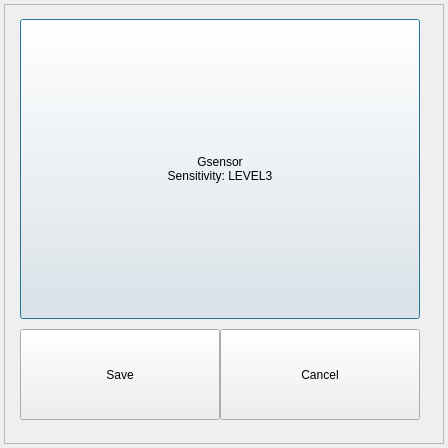
Old version of the form gui/mainwidget/src/dvrsetup/device/gsensor/gsensordialog.ui in the repository yjsin-emastec/neptune.
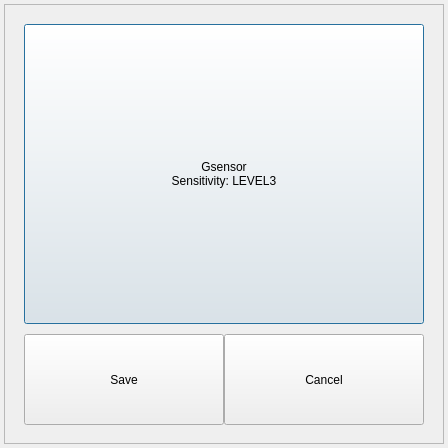
New version of the form.

The edit to the form file:
```diff
--- a/gui/mainwidget/src/dvrsetup/device/gsensor/gsensordialog.ui
+++ b/gui/mainwidget/src/dvrsetup/device/gsensor/gsensordialog.ui
@@ -37,8 +37,8 @@
     </property>
     <property name="geometry">
      <rect>
-      <x>16</x>
-      <y>15</y>
+      <x>20</x>
+      <y>20</y>
       <width>400</width>
       <height>300</height>
      </rect>
@@ -63,8 +63,8 @@
    <widget class="QPushButton" name="buttonSave">
     <property name="geometry">
      <rect>
-      <x>16</x>
-      <y>325</y>
+      <x>20</x>
+      <y>330</y>
       <width>200</width>
       <height>91</height>
      </rect>
@@ -76,8 +76,8 @@
    <widget class="QPushButton" name="buttonClose">
     <property name="geometry">
      <rect>
-      <x>216</x>
-      <y>325</y>
+      <x>220</x>
+      <y>330</y>
       <width>200</width>
       <height>91</height>
      </rect>
```
